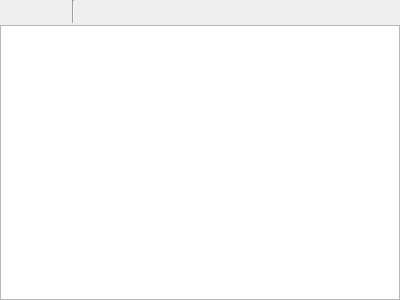
This is libqtnote/notewidget.ui in Ri0n/QtNote as Qt 5 draws it before an edit. The edited form follows.
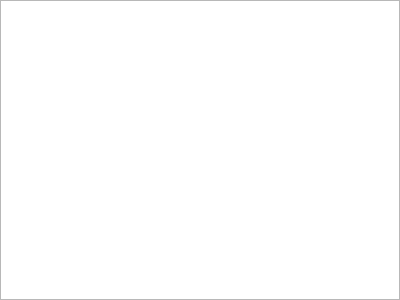
This is the edited form. Icons and pictures are not drawn. Custom widgets are drawn as their Qt base class.

Commit message: Fixed toolbar in note widget

Diff of the .ui file:
```diff
--- a/libqtnote/notewidget.ui
+++ b/libqtnote/notewidget.ui
@@ -25,144 +25,6 @@
      <property name="spacing">
       <number>0</number>
      </property>
-     <item>
-      <widget class="QToolButton" name="saveBtn">
-       <property name="toolTip">
-        <string>Save Note</string>
-       </property>
-       <property name="shortcut">
-        <string notr="true">Ctrl+S</string>
-       </property>
-       <property name="autoRaise">
-        <bool>true</bool>
-       </property>
-      </widget>
-     </item>
-     <item>
-      <widget class="QToolButton" name="copyBtn">
-       <property name="toolTip">
-        <string>Copy note to clipboard</string>
-       </property>
-       <property name="text">
-        <string notr="true"/>
-       </property>
-       <property name="icon">
-        <iconset resource="../main.qrc">
-         <normaloff>:/icons/copy</normaloff>:/icons/copy</iconset>
-       </property>
-       <property name="iconSize">
-        <size>
-         <width>16</width>
-         <height>16</height>
-        </size>
-       </property>
-       <property name="shortcut">
-        <string>Ctrl+Shift+C</string>
-       </property>
-       <property name="autoRaise">
-        <bool>true</bool>
-       </property>
-      </widget>
-     </item>
-     <item>
-      <widget class="QToolButton" name="printBtn">
-       <property name="toolTip">
-        <string>Print Note</string>
-       </property>
-       <property name="text">
-        <string notr="true"/>
-       </property>
-       <property name="icon">
-        <iconset resource="../main.qrc">
-         <normaloff>:/icons/print</normaloff>:/icons/print</iconset>
-       </property>
-       <property name="shortcut">
-        <string>Ctrl+P</string>
-       </property>
-       <property name="autoRaise">
-        <bool>true</bool>
-       </property>
-      </widget>
-     </item>
-     <item>
-      <widget class="Line" name="line_2">
-       <property name="orientation">
-        <enum>Qt::Vertical</enum>
-       </property>
-      </widget>
-     </item>
-     <item>
-      <widget class="QToolButton" name="findBtn">
-       <property name="toolTip">
-        <string>Find</string>
-       </property>
-       <property name="icon">
-        <iconset resource="../main.qrc">
-         <normaloff>:/icons/find</normaloff>:/icons/find</iconset>
-       </property>
-       <property name="shortcut">
-        <string notr="true">Ctrl+F</string>
-       </property>
-       <property name="autoRaise">
-        <bool>true</bool>
-       </property>
-      </widget>
-     </item>
-     <item>
-      <spacer name="horizontalSpacer">
-       <property name="orientation">
-        <enum>Qt::Horizontal</enum>
-       </property>
-       <property name="sizeType">
-        <enum>QSizePolicy::Fixed</enum>
-       </property>
-       <property name="sizeHint" stdset="0">
-        <size>
-         <width>20</width>
-         <height>20</height>
-        </size>
-       </property>
-      </spacer>
-     </item>
-     <item>
-      <widget class="QToolButton" name="trashBtn">
-       <property name="toolTip">
-        <string>Delete note</string>
-       </property>
-       <property name="text">
-        <string notr="true"/>
-       </property>
-       <property name="icon">
-        <iconset resource="../main.qrc">
-         <normaloff>:/icons/trash</normaloff>:/icons/trash</iconset>
-       </property>
-       <property name="iconSize">
-        <size>
-         <width>16</width>
-         <height>16</height>
-        </size>
-       </property>
-       <property name="shortcut">
-        <string>Ctrl+D</string>
-       </property>
-       <property name="autoRaise">
-        <bool>true</bool>
-       </property>
-      </widget>
-     </item>
-     <item>
-      <spacer name="horizontalSpacer_2">
-       <property name="orientation">
-        <enum>Qt::Horizontal</enum>
-       </property>
-       <property name="sizeHint" stdset="0">
-        <size>
-         <width>40</width>
-         <height>20</height>
-        </size>
-       </property>
-      </spacer>
-     </item>
     </layout>
    </item>
    <item>
```
Left out of the diff: 6 changed lines with no effect on the pictures. The commit also changes 1 other file.
